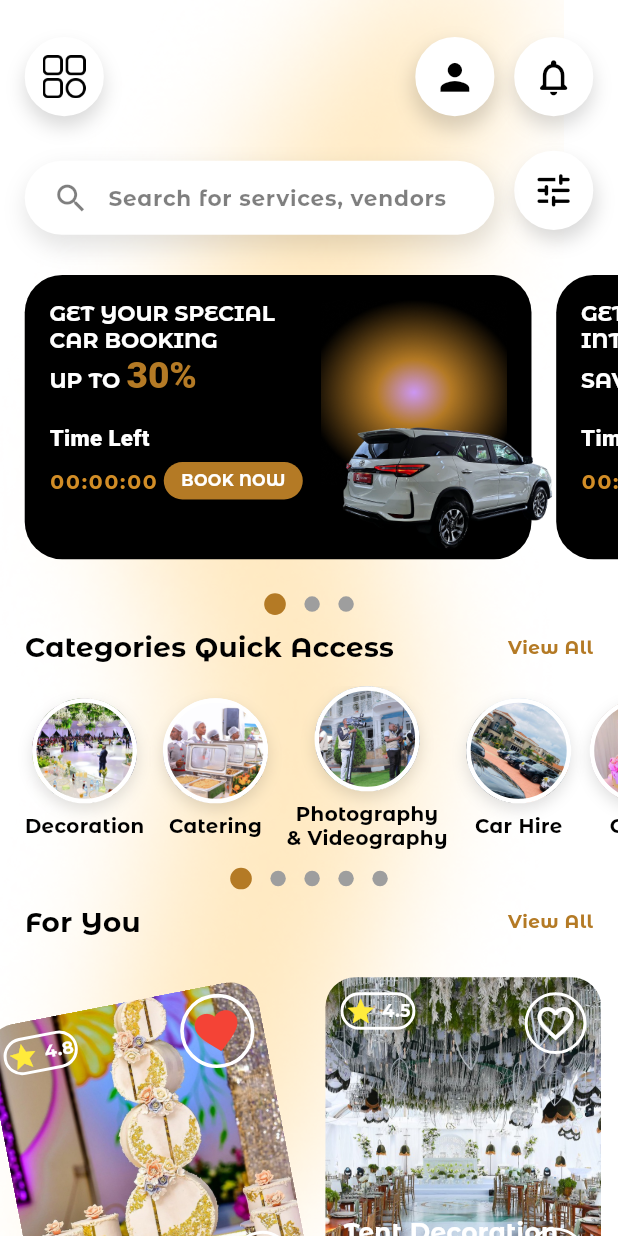
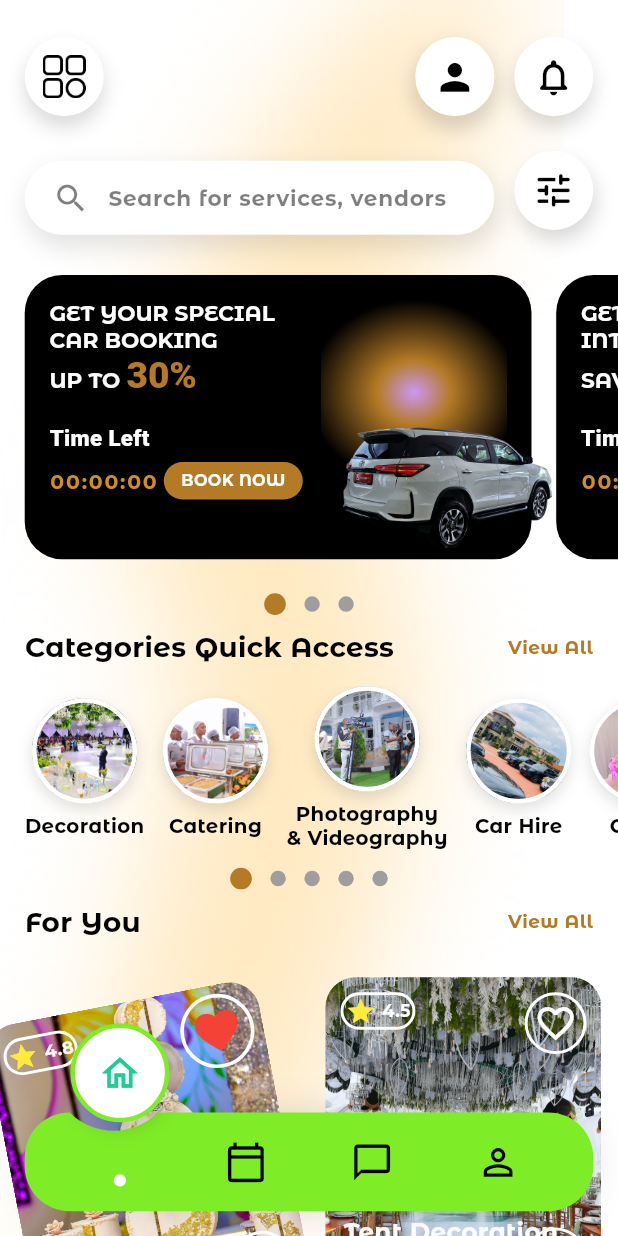
Before and after one commit to Alvin11David/Events-Uganda, a Flutter app: the CustomerHomeScreen screen opened directly, after a tap on the "favorite outline" icon, on a phone screen of 412 x 824 dp. Run offline on Flutter 3.47's test engine with Material 3 defaults, Android fonts, the phone set to English and light mode, and no system bars; our stand-ins replace cloud_firestore, firebase_auth, firebase_core, firebase_messaging, google_sign_in, shared_preferences and 1 more; accounts and stored records are empty; Roboto replaces fonts that are missing (Abril Fatface).

Commit message:
Added the rectangles

```diff
--- a/events_uganda/lib/Bottom_Navbar.dart
+++ b/events_uganda/lib/Bottom_Navbar.dart
@@ -26,7 +26,7 @@ class BottomNavbar extends StatelessWidget {
     final width = MediaQuery.of(context).size.width;
     final barHeight = width * 0.16;
     final iconSize = width * 0.07;
-    final activeLift = barHeight * 0.6;
+    final activeLift = barHeight * 0.4; // Adjust this multiplier: lower = closer to bar
     final activeCircleSize = width * 0.16;
     final indicatorSize = width * 0.02;
 
@@ -40,7 +40,7 @@ class BottomNavbar extends StatelessWidget {
           CustomPaint(
             size: Size(width - width * 0.08, barHeight),
             painter: _NavBarPainter(
-              barColor: const Color(0xFF1BCC94),
+              barColor: const Color(0xFF7EED27),
               activeIndex: activeIndex,
               itemCount: _items.length,
               cutoutRadius: activeCircleSize / 2 + width * 0.02,
@@ -77,7 +77,7 @@ class BottomNavbar extends StatelessWidget {
                                 color: Colors.white,
                                 shape: BoxShape.circle,
                                 border: Border.all(
-                                  color: const Color(0xFF1BCC94),
+                                  color: const Color(0xFF7EED27),
                                   width: 3,
                                 ),
                                 boxShadow: [
@@ -161,10 +161,7 @@ class _NavBarPainter extends CustomPainter {
     );
 
     // Draw bar
-    canvas.drawPath(
-      _createBarPath(size, activeCenter, cutoutRadius),
-      paint,
-    );
+    canvas.drawPath(_createBarPath(size, activeCenter, cutoutRadius), paint);
   }
 
   Path _createBarPath(Size size, double activeCenter, double radius) {
--- a/events_uganda/lib/Users/Customers/Customer_Home_Screen.dart
+++ b/events_uganda/lib/Users/Customers/Customer_Home_Screen.dart
@@ -1,5 +1,6 @@
 import 'dart:async';
 import 'package:flutter/material.dart';
+import 'package:events_uganda/Bottom_Navbar.dart';
 
 class CustomerHomeScreen extends StatefulWidget {
   const CustomerHomeScreen({super.key});
@@ -26,6 +27,7 @@ class _CustomerHomeScreenState extends State<CustomerHomeScreen>
   final Set<int> _cartedPopularNowImages = {};
   final Set<int> _likedImages = {};
   final Set<int> _cartedImages = {};
+  int _currentNavIndex = 0;
 
   Widget _buildCircleItem(
     double screenWidth,
@@ -1327,6 +1329,24 @@ class _CustomerHomeScreenState extends State<CustomerHomeScreen>
                 ),
               ),
             ),
+            // Bottom Navigation Bar - Floating
+            Positioned(
+              bottom: screenHeight * 0.02,
+              left: 0,
+              right: 0,
+              child: Center(
+                child: BottomNavbar(
+                  activeIndex: _currentNavIndex,
+                  onItemSelected: (index) {
+                    setState(() {
+                      _currentNavIndex = index;
+                    });
+                    // Add navigation logic here if needed
+                    // if (index == 0) { Navigator.push(...) }
+                  },
+                ),
+              ),
+            ),
           ],
         ),
       ),
--- a/events_uganda/lib/main.dart
+++ b/events_uganda/lib/main.dart
@@ -1,4 +1,5 @@
 import 'package:events_uganda/Auth/Reset_Password_Screen.dart';
+import 'package:events_uganda/Other%20Screens/Splash_Screen.dart';
 import 'package:events_uganda/firebase_options.dart';
 import 'package:firebase_core/firebase_core.dart';
 import 'package:flutter/material.dart';
@@ -21,7 +22,7 @@ class MyApp extends StatelessWidget {
       theme: ThemeData(
         colorScheme: ColorScheme.fromSeed(seedColor: Colors.deepPurple),
       ),
-      home: ResetPasswordScreen(),
+      home: SplashScreen(),
     );
   }
 }
```
